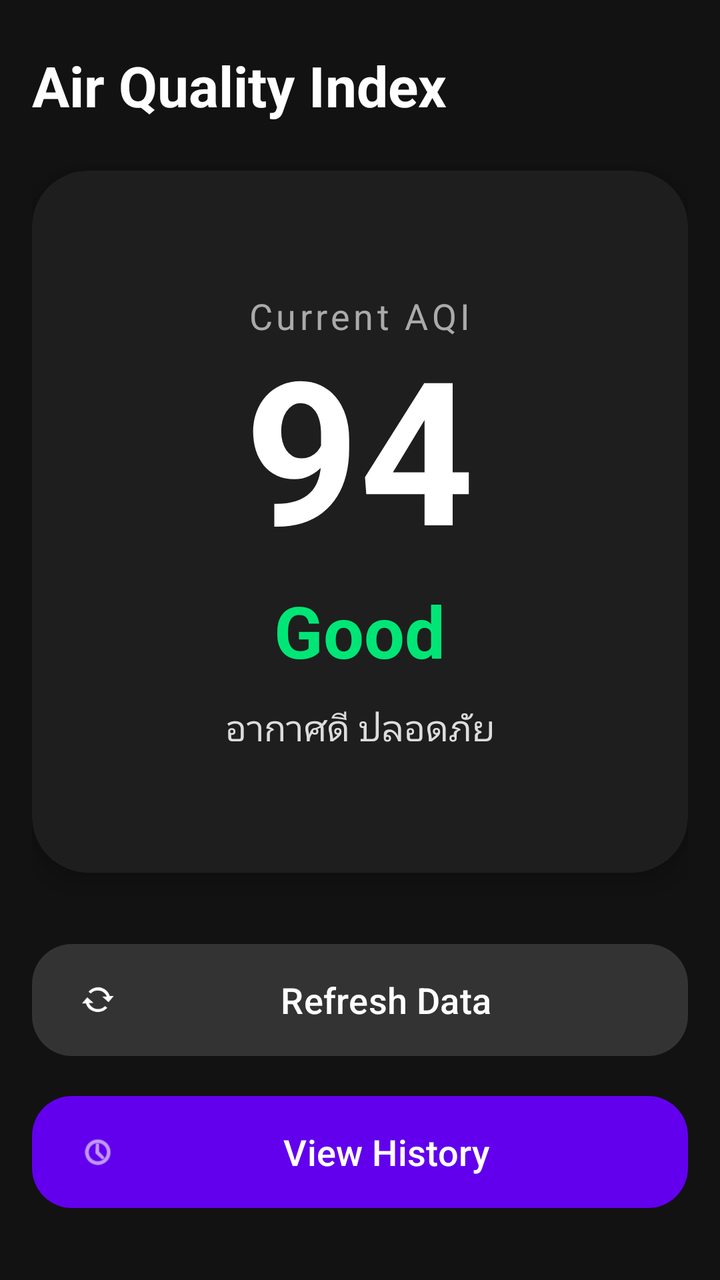
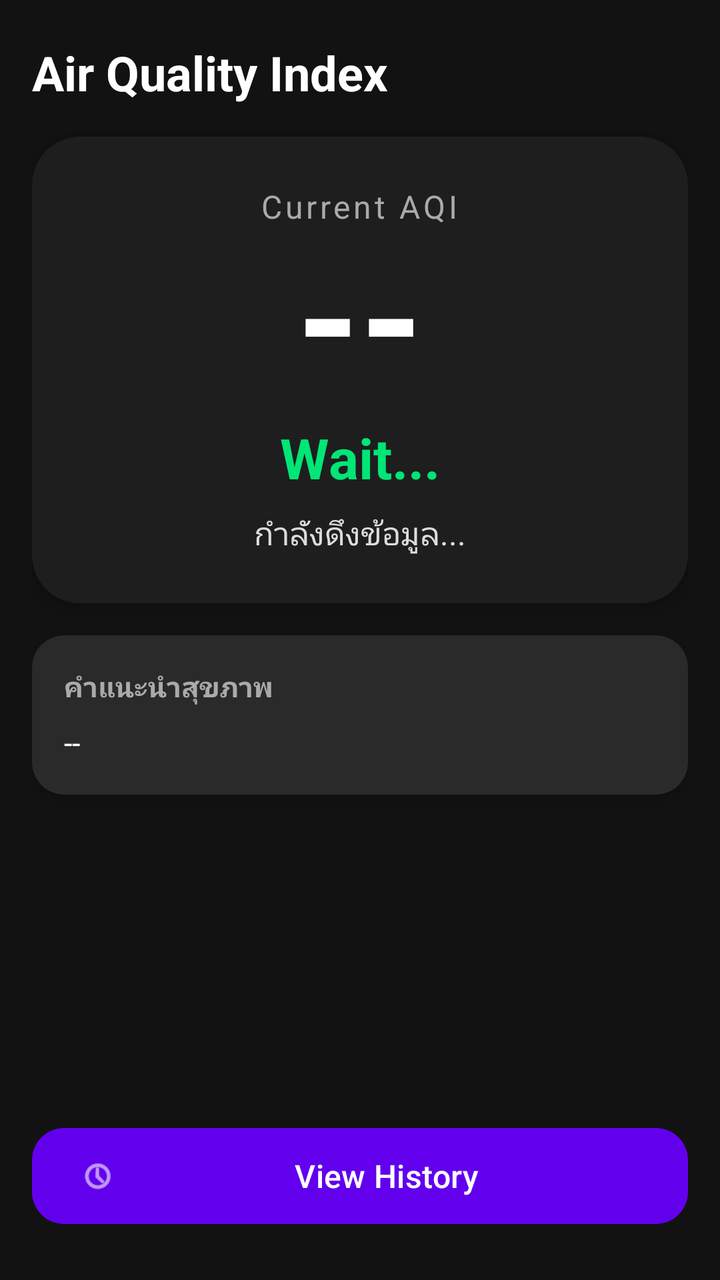

Two renders of the same Android screen: before a commit and after it. Below are the layout's source before the change and the commit's diff.
<!-- AndroidManifest.xml: application theme Theme.Project_AQI -->
<!-- res/layout/activity_main.xml -->
<?xml version="1.0" encoding="utf-8"?>
<LinearLayout
    xmlns:android="http://schemas.android.com/apk/res/android"
    xmlns:app="http://schemas.android.com/apk/res-auto"
    android:layout_width="match_parent"
    android:layout_height="match_parent"
    android:background="#121212"
    android:orientation="vertical"
    android:padding="16dp">

    
    <TextView
        android:layout_width="wrap_content"
        android:layout_height="wrap_content"
        android:text="Air Quality Index"
        android:textColor="#FFFFFF"
        android:textSize="28sp"
        android:textStyle="bold"
        android:layout_marginTop="8dp"
        android:layout_marginBottom="24dp"/>

    
    <androidx.cardview.widget.CardView
        android:layout_width="match_parent"
        android:layout_height="wrap_content"
        app:cardBackgroundColor="#1E1E1E"
        app:cardCornerRadius="28dp"
        app:cardElevation="8dp">

        <LinearLayout
            android:layout_width="match_parent"
            android:layout_height="351dp"
            android:gravity="center"
            android:orientation="vertical"
            android:padding="32dp">

            <TextView
                android:layout_width="wrap_content"
                android:layout_height="wrap_content"
                android:letterSpacing="0.1"
                android:text="Current AQI"
                android:textColor="#AAAAAA"
                android:textSize="18sp" />

            <TextView
                android:id="@+id/txtAQI"
                android:layout_width="wrap_content"
                android:layout_height="wrap_content"
                android:includeFontPadding="false"
                android:text="94"
                android:textColor="#FFFFFF"
                android:textSize="100sp"
                android:textStyle="bold" />

            <TextView
                android:id="@+id/txtStatus"
                android:layout_width="wrap_content"
                android:layout_height="wrap_content"
                android:layout_marginTop="4dp"
                android:text="Good"
                android:textColor="#00E676"
                android:textSize="36sp"
                android:textStyle="bold" />

            <TextView
                android:id="@+id/txtDanger"
                android:layout_width="wrap_content"
                android:layout_height="wrap_content"
                android:layout_marginTop="12dp"
                android:gravity="center"
                android:text="อากาศดี ปลอดภัย"
                android:textColor="#DDDDDD"
                android:textSize="18sp" />

        </LinearLayout>
    </androidx.cardview.widget.CardView>

    
    <View
        android:layout_width="match_parent"
        android:layout_height="0dp"
        android:layout_weight="1" />

    
    <LinearLayout
        android:layout_width="match_parent"
        android:layout_height="wrap_content"
        android:orientation="vertical"
        android:layout_marginBottom="16dp">

        <com.google.android.material.button.MaterialButton
            android:id="@+id/btnRefresh"
            android:layout_width="match_parent"
            android:layout_height="64dp"
            android:text="Refresh Data"
            android:textAllCaps="false"
            android:textColor="#FFFFFF"
            android:textSize="18sp"
            app:backgroundTint="#333333"
            app:cornerRadius="20dp"
            app:icon="@android:drawable/stat_notify_sync"
            android:layout_marginBottom="12dp"/>

        <com.google.android.material.button.MaterialButton
            android:id="@+id/btnHistory"
            android:layout_width="match_parent"
            android:layout_height="64dp"
            android:text="View History"
            android:textAllCaps="false"
            android:textColor="#FFFFFF"
            android:textSize="18sp"
            app:backgroundTint="#6200EE"
            app:cornerRadius="20dp"
            app:icon="@android:drawable/ic_menu_recent_history"/>

    </LinearLayout>

</LinearLayout>
<!-- resources referenced by this layout -->
<resources>
  <style name="Theme.Project_AQI" parent="Base.Theme.Project_AQI" />
  <style name="Base.Theme.Project_AQI" parent="Theme.Material3.DayNight.NoActionBar">
          
          
      </style>
</resources>

<!-- the commit's change to res/layout/activity_main.xml (unified diff, before → after) -->
@@ -9,30 +9,32 @@
     android:padding="16dp">
 
     
+
+    
+
     <TextView
         android:layout_width="wrap_content"
         android:layout_height="wrap_content"
+        android:layout_marginTop="4dp"
+        android:layout_marginBottom="16dp"
         android:text="Air Quality Index"
         android:textColor="#FFFFFF"
-        android:textSize="28sp"
-        android:textStyle="bold"
-        android:layout_marginTop="8dp"
-        android:layout_marginBottom="24dp"/>
+        android:textSize="24sp"
+        android:textStyle="bold" />
 
-    
     <androidx.cardview.widget.CardView
         android:layout_width="match_parent"
         android:layout_height="wrap_content"
         app:cardBackgroundColor="#1E1E1E"
-        app:cardCornerRadius="28dp"
-        app:cardElevation="8dp">
+        app:cardCornerRadius="24dp"
+        app:cardElevation="6dp">
 
         <LinearLayout
             android:layout_width="match_parent"
-            android:layout_height="351dp"
+            android:layout_height="wrap_content"
             android:gravity="center"
             android:orientation="vertical"
-            android:padding="32dp">
+            android:padding="24dp">
 
             <TextView
                 android:layout_width="wrap_content"
@@ -40,37 +42,72 @@
                 android:letterSpacing="0.1"
                 android:text="Current AQI"
                 android:textColor="#AAAAAA"
-                android:textSize="18sp" />
+                android:textSize="16sp" />
 
             <TextView
                 android:id="@+id/txtAQI"
                 android:layout_width="wrap_content"
                 android:layout_height="wrap_content"
                 android:includeFontPadding="false"
-                android:text="94"
+                android:text="--"
                 android:textColor="#FFFFFF"
-                android:textSize="100sp"
+                android:textSize="80sp"
                 android:textStyle="bold" />
 
             <TextView
                 android:id="@+id/txtStatus"
                 android:layout_width="wrap_content"
                 android:layout_height="wrap_content"
-                android:layout_marginTop="4dp"
-                android:text="Good"
+                android:layout_marginTop="2dp"
+                android:text="Wait..."
                 android:textColor="#00E676"
-                android:textSize="36sp"
+                android:textSize="28sp"
                 android:textStyle="bold" />
 
             <TextView
                 android:id="@+id/txtDanger"
                 android:layout_width="wrap_content"
                 android:layout_height="wrap_content"
-                android:layout_marginTop="12dp"
+                android:layout_marginTop="8dp"
                 android:gravity="center"
-                android:text="อากาศดี ปลอดภัย"
+                android:text="กำลังดึงข้อมูล..."
                 android:textColor="#DDDDDD"
-                android:textSize="18sp" />
+                android:textSize="16sp" />
+
+        </LinearLayout>
+    </androidx.cardview.widget.CardView>
+
+    <androidx.cardview.widget.CardView
+        android:layout_width="match_parent"
+        android:layout_height="wrap_content"
+        android:layout_marginTop="16dp"
+        app:cardBackgroundColor="#2A2A2A"
+        app:cardCornerRadius="16dp"
+        app:cardElevation="4dp">
+
+        <LinearLayout
+            android:layout_width="match_parent"
+            android:layout_height="wrap_content"
+            android:orientation="vertical"
+            android:padding="16dp">
+
+            <TextView
+                android:layout_width="wrap_content"
+                android:layout_height="wrap_content"
+                android:text="คำแนะนำสุขภาพ"
+                android:textColor="#AAAAAA"
+                android:textSize="14sp"
+                android:textStyle="bold"
+                android:layout_marginBottom="8dp"/>
+
+            <TextView
+                android:id="@+id/txtRecommendation"
+                android:layout_width="match_parent"
+                android:layout_height="wrap_content"
+                android:text="--"
+                android:textColor="#FFFFFF"
+                android:textSize="15sp"
+                android:lineSpacingExtra="4dp" />
 
         </LinearLayout>
     </androidx.cardview.widget.CardView>
@@ -86,31 +123,18 @@
         android:layout_width="match_parent"
         android:layout_height="wrap_content"
         android:orientation="vertical"
-        android:layout_marginBottom="16dp">
-
-        <com.google.android.material.button.MaterialButton
-            android:id="@+id/btnRefresh"
-            android:layout_width="match_parent"
-            android:layout_height="64dp"
-            android:text="Refresh Data"
-            android:textAllCaps="false"
-            android:textColor="#FFFFFF"
-            android:textSize="18sp"
-            app:backgroundTint="#333333"
-            app:cornerRadius="20dp"
-            app:icon="@android:drawable/stat_notify_sync"
-            android:layout_marginBottom="12dp"/>
+        android:layout_marginBottom="8dp">
 
         <com.google.android.material.button.MaterialButton
             android:id="@+id/btnHistory"
             android:layout_width="match_parent"
-            android:layout_height="64dp"
+            android:layout_height="56dp"
             android:text="View History"
             android:textAllCaps="false"
             android:textColor="#FFFFFF"
-            android:textSize="18sp"
+            android:textSize="16sp"
             app:backgroundTint="#6200EE"
-            app:cornerRadius="20dp"
+            app:cornerRadius="16dp"
             app:icon="@android:drawable/ic_menu_recent_history"/>
 
     </LinearLayout>
